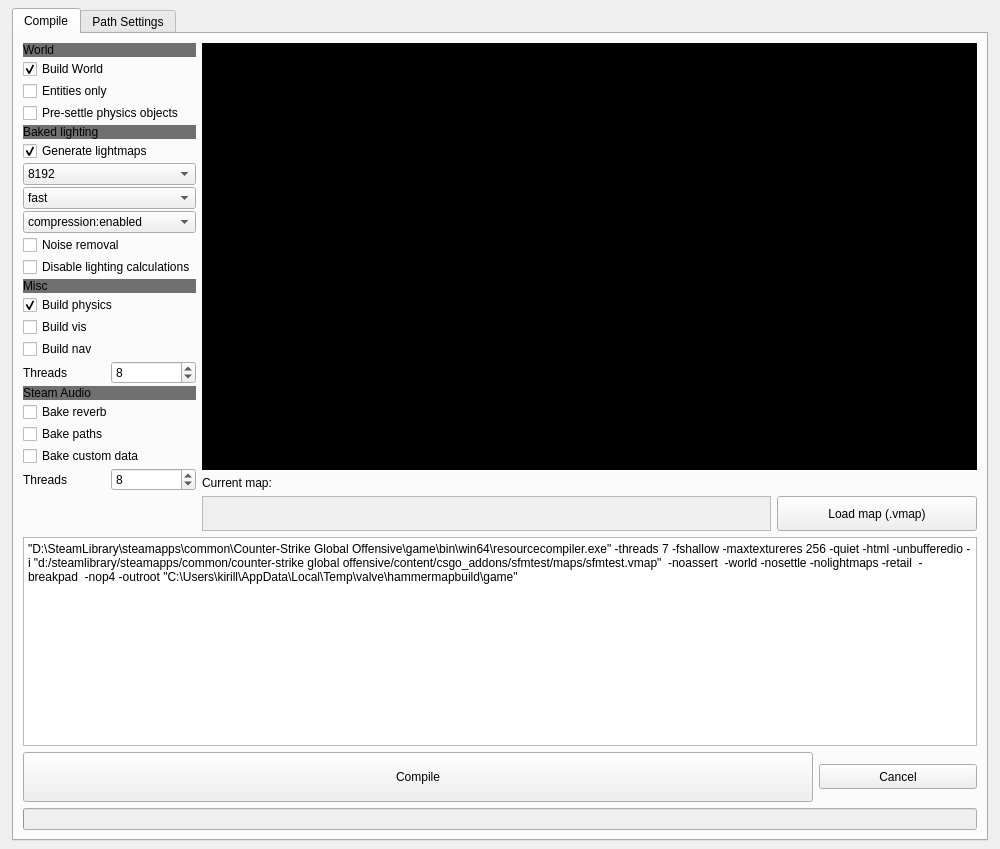
Old version of the form ui/s2ec.ui in the repository KETALx/s2_externalcoompiler.
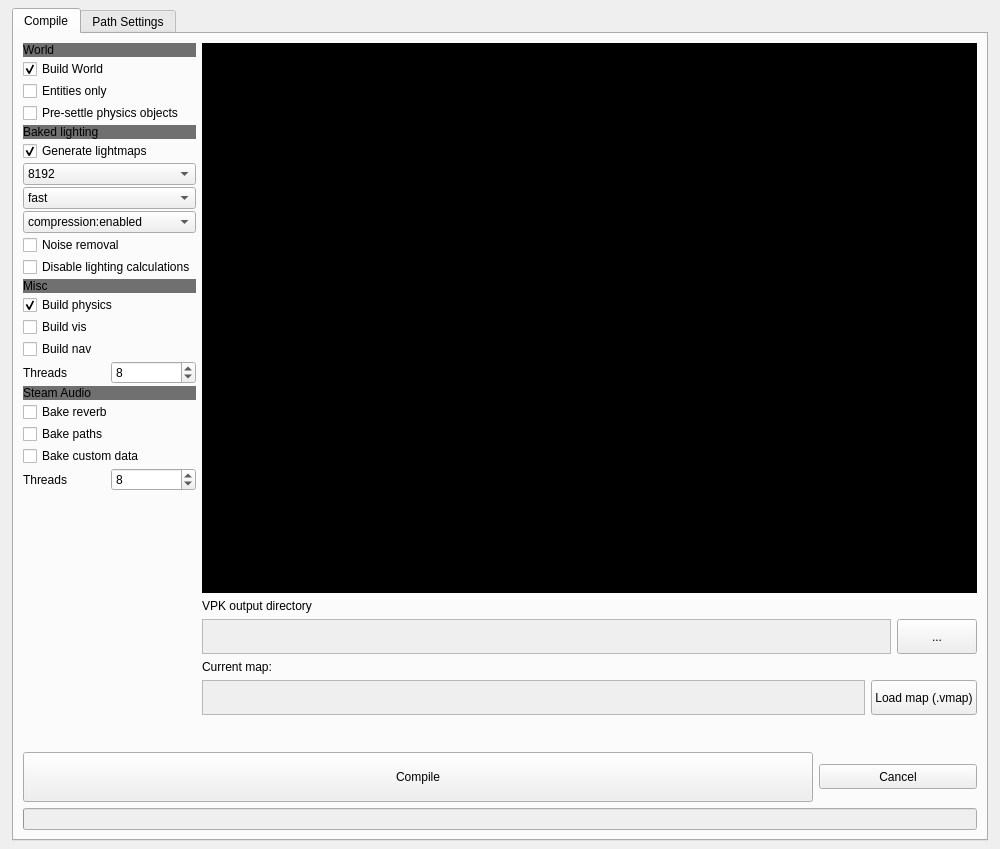
New version of the form. Icons and pictures are not drawn.

Diff of the .ui file:
```diff
--- a/ui/s2ec.ui
+++ b/ui/s2ec.ui
@@ -494,7 +494,7 @@
            </layout>
           </item>
           <item>
-           <layout class="QVBoxLayout" name="verticalLayout" stretch="0,0,0">
+           <layout class="QVBoxLayout" name="verticalLayout" stretch="0,0,0,0,0,0">
             <property name="spacing">
              <number>6</number>
             </property>
@@ -503,7 +503,7 @@
               <property name="minimumSize">
                <size>
                 <width>0</width>
-                <height>350</height>
+                <height>550</height>
                </size>
               </property>
               <property name="font">
@@ -527,6 +527,49 @@
               </property>
              </widget>
             </item>
+            <item>
+             <widget class="QLabel" name="label_5">
+              <property name="text">
+               <string>VPK output directory</string>
+              </property>
+             </widget>
+            </item>
+            <item>
+             <layout class="QHBoxLayout" name="horizontalLayout_2">
+              <item>
+               <widget class="QPlainTextEdit" name="VpkOutputText">
+                <property name="enabled">
+                 <bool>false</bool>
+                </property>
+                <property name="maximumSize">
+                 <size>
+                  <width>16777215</width>
+                  <height>35</height>
+                 </size>
+                </property>
+               </widget>
+              </item>
+              <item>
+               <widget class="QPushButton" name="buttonLoadVpkOutputPath">
+                <property name="minimumSize">
+                 <size>
+                  <width>0</width>
+                  <height>25</height>
+                 </size>
+                </property>
+                <property name="maximumSize">
+                 <size>
+                  <width>200</width>
+                  <height>35</height>
+                 </size>
+                </property>
+                <property name="text">
+                 <string>...</string>
+                </property>
+               </widget>
+              </item>
+             </layout>
+            </item>
             <item>
              <widget class="QLabel" name="label">
               <property name="font">
@@ -547,7 +590,7 @@
                  <bool>false</bool>
                 </property>
                 <property name="sizePolicy">
-                 <sizepolicy hsizetype="Minimum" vsizetype="Minimum">
+                 <sizepolicy hsizetype="Expanding" vsizetype="Expanding">
                   <horstretch>0</horstretch>
                   <verstretch>0</verstretch>
                  </sizepolicy>
@@ -603,22 +646,23 @@
               </item>
              </layout>
             </item>
+            <item>
+             <spacer name="verticalSpacer_2">
+              <property name="orientation">
+               <enum>Qt::Vertical</enum>
+              </property>
+              <property name="sizeHint" stdset="0">
+               <size>
+                <width>20</width>
+                <height>40</height>
+               </size>
+              </property>
+             </spacer>
+            </item>
            </layout>
           </item>
          </layout>
         </item>
-        <item>
-         <widget class="QPlainTextEdit" name="CompileParamsText">
-          <property name="font">
-           <font>
-            <bold>false</bold>
-           </font>
-          </property>
-          <property name="plainText">
-           <string>&quot;D:\SteamLibrary\steamapps\common\Counter-Strike Global Offensive\game\bin\win64\resourcecompiler.exe&quot; -threads 7 -fshallow -maxtextureres 256 -quiet -html -unbufferedio -i &quot;d:/steamlibrary/steamapps/common/counter-strike global offensive/content/csgo_addons/sfmtest/maps/sfmtest.vmap&quot;  -noassert  -world -nosettle -nolightmaps -retail  -breakpad  -nop4 -outroot &quot;C:\Users\kirill\AppData\Local\Temp\valve\hammermapbuild\game&quot;</string>
-          </property>
-         </widget>
-        </item>
         <item>
          <layout class="QHBoxLayout" name="horizontalLayout_3" stretch="5,1">
           <item>
@@ -738,20 +782,6 @@
          </rect>
         </property>
         <layout class="QGridLayout" name="gridLayout_2">
-         <item row="3" column="0">
-          <widget class="QPlainTextEdit" name="VpkOutputText">
-           <property name="enabled">
-            <bool>false</bool>
-           </property>
-          </widget>
-         </item>
-         <item row="0" column="0">
-          <widget class="QLabel" name="label_3">
-           <property name="text">
-            <string>Resource compiler path</string>
-           </property>
-          </widget>
-         </item>
          <item row="1" column="0">
           <widget class="QPlainTextEdit" name="ResourceCompilerText">
            <property name="enabled">
@@ -759,20 +789,6 @@
            </property>
           </widget>
          </item>
-         <item row="2" column="0">
-          <widget class="QLabel" name="label_5">
-           <property name="text">
-            <string>VPK output directory</string>
-           </property>
-          </widget>
-         </item>
-         <item row="3" column="1">
-          <widget class="QPushButton" name="buttonLoadVpkOutputPath">
-           <property name="text">
-            <string>...</string>
-           </property>
-          </widget>
-         </item>
          <item row="1" column="1">
           <widget class="QPushButton" name="buttonLoadCompilerPath">
            <property name="text">
```
Left out of the diff: 7 changed lines with no effect on the pictures.
